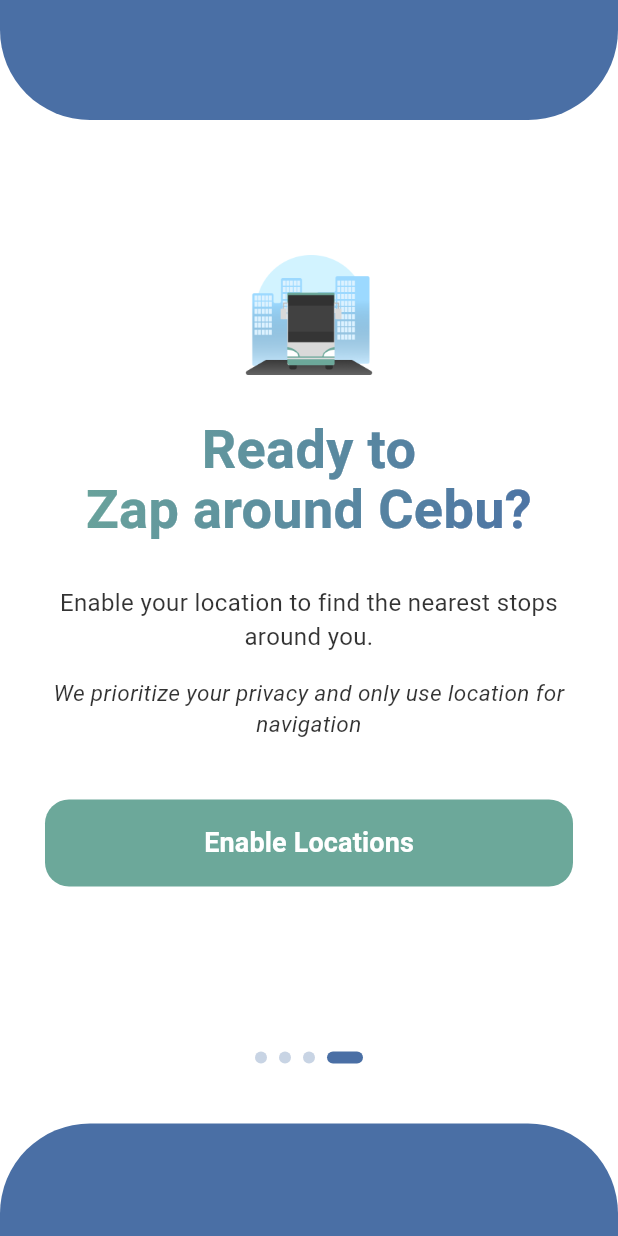
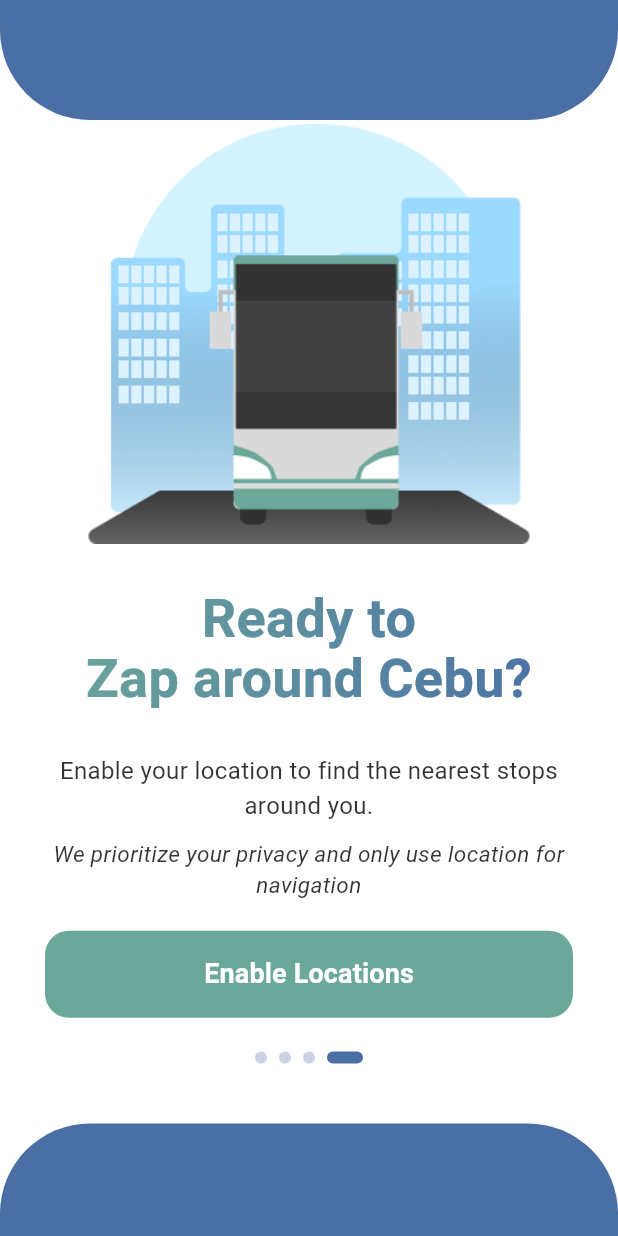
Before and after one commit to charissejamien/ZapacV2, a Flutter app: the OnboardingTourPage screen opened directly with empty values, swiped to page 4, on a phone screen of 412 x 824 dp. Run offline on Flutter 3.47's test engine with Material 3 defaults, Android fonts, the phone set to English and light mode, and no system bars; our stand-ins replace cloud_firestore, firebase_auth, firebase_core, geolocator, google_fonts, google_maps_flutter and 3 more; missing offline and left inert: flutter_polyline_points; accounts and stored records are empty.

Commit message:
Fixed onboarding

```diff
--- a/lib/authentication/onboarding_tour.dart
+++ b/lib/authentication/onboarding_tour.dart
@@ -187,8 +187,8 @@ class _OnboardingTourPageState extends State<OnboardingTourPage> {
         children: <Widget>[
           // Placeholder Image or Icon for Location
           Image.asset(
-            'assets/Vector.png',
-            height: 80, // Maintain original size constraint
+            'assets/onboardingOne.png',
+            height: 280, // Maintain original size constraint
             fit: BoxFit.contain,
           ),
           const SizedBox(height: 30.0),
@@ -211,7 +211,7 @@ class _OnboardingTourPageState extends State<OnboardingTourPage> {
             ),
           ),
 
-          const SizedBox(height: 15.0),
+          const SizedBox(height: 10.0),
 
           // Description
           Text(
@@ -224,7 +224,7 @@ class _OnboardingTourPageState extends State<OnboardingTourPage> {
             ),
           ),
 
-          const SizedBox(height: 40.0),
+          const SizedBox(height: 20.0),
 
           // Enable Locations Button
           ElevatedButton(
```
